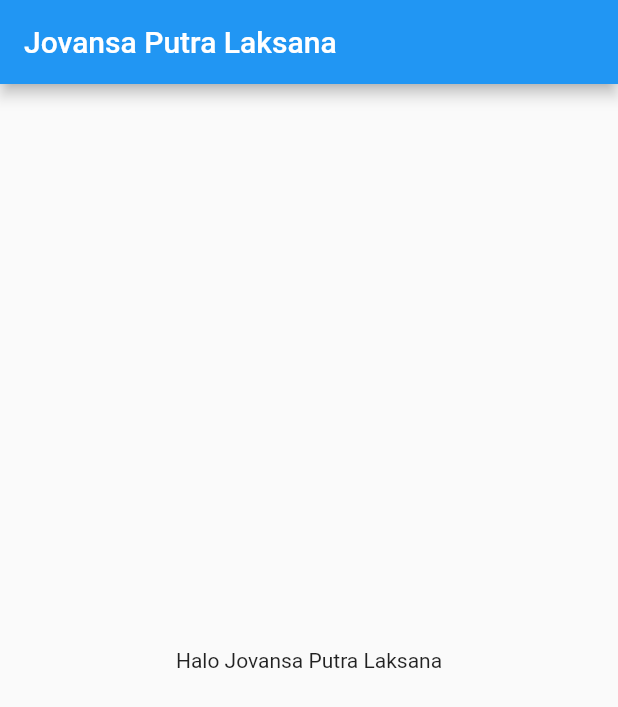
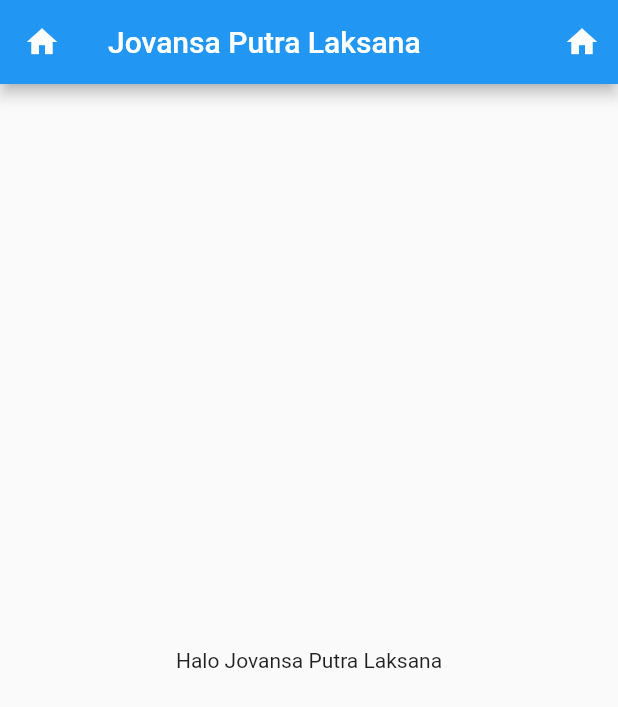
Before and after one commit to Mobile-Programming-MDP/materi-latihan-flutter-2226250050anJovansa, a Flutter app: the screen it shows after launch, on a phone screen of 412 x 824 dp. Shown: the top 707 px of the screen. Run offline on Flutter 3.47's test engine with Material 2 defaults, Android fonts, the phone set to English and light mode, and no system bars.

Commit message:
Icon_widget

```diff
--- a/hello_widget/lib/main.dart
+++ b/hello_widget/lib/main.dart
@@ -24,6 +24,19 @@ class FirstScreen extends StatelessWidget {
     return Scaffold(
       appBar: AppBar(
         title: const Text('Jovansa Putra Laksana'),
+        actions: <Widget>[
+          //icon di kanan appbar
+          IconButton(
+              onPressed: () {},
+              icon: const Icon(Icons.home, color: Colors.white))
+        ],
+        leading: IconButton(
+            //icon di kiri appbar
+            onPressed: () {},
+            icon: const Icon(
+              Icons.home,
+              color: Colors.white,
+            )),
       ),
       body: const Center(
         child: Text('Halo Jovansa Putra Laksana'),
```
